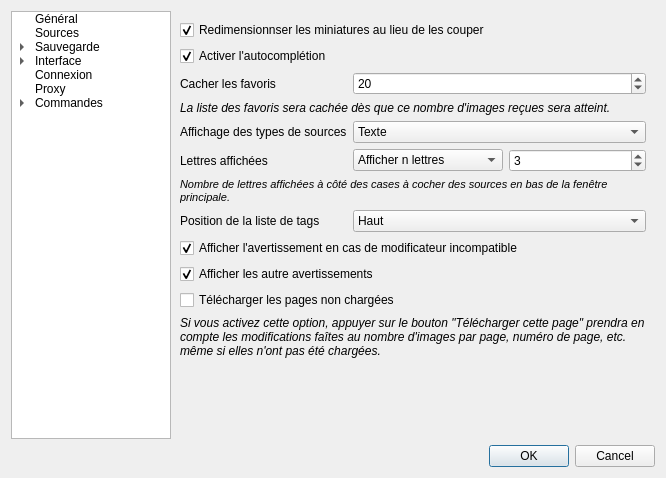
The window that ui/optionswindow.ui (XanderMld/imgbrd-grabber) describes before a commit, drawn with Qt 5.
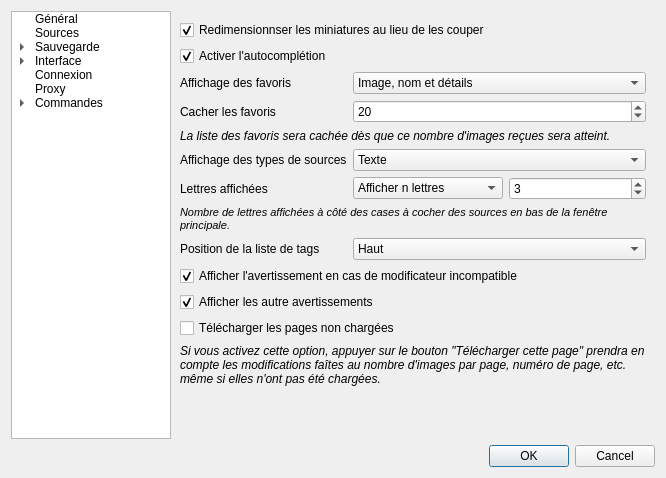
The same window after the commit. The open tabs and pages were chosen to show the change. Icons and pictures are not drawn.

Commit message: * Russian translation * Favorites tab * MD5 fixed placeholder * Fixed danbooru wrong links to full size images * Fixed settings not displaying correctly tag options * Removed "Favorites > Add" button from context menu when no tag is entered * Removed useless methods from mainWindow

Patch:
```diff
--- a/ui/optionswindow.ui
+++ b/ui/optionswindow.ui
@@ -1178,14 +1178,14 @@
            </property>
           </widget>
          </item>
-         <item row="2" column="0">
+         <item row="3" column="0">
           <widget class="QLabel" name="label_39">
            <property name="text">
             <string>Cacher les favoris</string>
            </property>
           </widget>
          </item>
-         <item row="2" column="1">
+         <item row="3" column="1">
           <widget class="QSpinBox" name="spinHideFavorites">
            <property name="maximum">
             <number>1000</number>
@@ -1195,7 +1195,7 @@
            </property>
           </widget>
          </item>
-         <item row="3" column="0" colspan="2">
+         <item row="4" column="0" colspan="2">
           <widget class="QLabel" name="label_40">
            <property name="text">
             <string>&lt;i&gt;La liste des favoris sera cachée dès que ce nombre d'images reçues sera atteint.&lt;/i&gt;</string>
@@ -1205,14 +1205,14 @@
            </property>
           </widget>
          </item>
-         <item row="4" column="0">
+         <item row="5" column="0">
           <widget class="QLabel" name="label_41">
            <property name="text">
             <string>Affichage des types de sources</string>
            </property>
           </widget>
          </item>
-         <item row="4" column="1">
+         <item row="5" column="1">
           <widget class="QComboBox" name="comboSources">
            <item>
             <property name="text">
@@ -1236,14 +1236,14 @@
            </item>
           </widget>
          </item>
-         <item row="5" column="0">
+         <item row="6" column="0">
           <widget class="QLabel" name="label_42">
            <property name="text">
             <string>Lettres affichées</string>
            </property>
           </widget>
          </item>
-         <item row="5" column="1">
+         <item row="6" column="1">
           <layout class="QHBoxLayout" name="horizontalLayout_9">
            <item>
             <widget class="QComboBox" name="comboSourcesLetters">
@@ -1279,7 +1279,7 @@
            </item>
           </layout>
          </item>
-         <item row="6" column="0" colspan="2">
+         <item row="7" column="0" colspan="2">
           <widget class="QLabel" name="label_43">
            <property name="text">
             <string>&lt;!DOCTYPE HTML PUBLIC &quot;-//W3C//DTD HTML 4.0//EN&quot; &quot;http://www.w3.org/TR/REC-html40/strict.dtd&quot;&gt;
@@ -1293,14 +1293,14 @@
            </property>
           </widget>
          </item>
-         <item row="7" column="0">
+         <item row="8" column="0">
           <widget class="QLabel" name="label_44">
            <property name="text">
             <string>Position de la liste de tags</string>
            </property>
           </widget>
          </item>
-         <item row="7" column="1">
+         <item row="8" column="1">
           <widget class="QComboBox" name="comboTagsposition">
            <item>
             <property name="text">
@@ -1319,7 +1319,7 @@
            </item>
           </widget>
          </item>
-         <item row="8" column="0" colspan="2">
+         <item row="9" column="0" colspan="2">
           <widget class="QCheckBox" name="checkShowTagWarning">
            <property name="text">
             <string>Afficher l'avertissement en cas de modificateur incompatible</string>
@@ -1329,7 +1329,7 @@
            </property>
           </widget>
          </item>
-         <item row="9" column="0" colspan="2">
+         <item row="10" column="0" colspan="2">
           <widget class="QCheckBox" name="checkShowWarnings">
            <property name="text">
             <string>Afficher les autre avertissements</string>
@@ -1339,14 +1339,14 @@
            </property>
           </widget>
          </item>
-         <item row="10" column="0" colspan="2">
+         <item row="11" column="0" colspan="2">
           <widget class="QCheckBox" name="checkGetUnloadedPages">
            <property name="text">
             <string>Télécharger les pages non chargées</string>
            </property>
           </widget>
          </item>
-         <item row="11" column="0" colspan="2">
+         <item row="12" column="0" colspan="2">
           <widget class="QLabel" name="label_66">
            <property name="text">
             <string>&lt;i&gt;Si vous activez cette option, appuyer sur le bouton &quot;Télécharger cette page&quot; prendra en compte les modifications faîtes au nombre d'images par page, numéro de page, etc. même si elles n'ont pas été chargées.</string>
@@ -1356,6 +1356,52 @@
            </property>
           </widget>
          </item>
+         <item row="2" column="1">
+          <widget class="QComboBox" name="comboFavoritesDisplay">
+           <item>
+            <property name="text">
+             <string>Image, nom et détails</string>
+            </property>
+           </item>
+           <item>
+            <property name="text">
+             <string>Image et nom</string>
+            </property>
+           </item>
+           <item>
+            <property name="text">
+             <string>Image et détails</string>
+            </property>
+           </item>
+           <item>
+            <property name="text">
+             <string>Nom et détails</string>
+            </property>
+           </item>
+           <item>
+            <property name="text">
+             <string>Image seulement</string>
+            </property>
+           </item>
+           <item>
+            <property name="text">
+             <string>Nom seulement</string>
+            </property>
+           </item>
+           <item>
+            <property name="text">
+             <string>Détails seulement</string>
+            </property>
+           </item>
+          </widget>
+         </item>
+         <item row="2" column="0">
+          <widget class="QLabel" name="label_26">
+           <property name="text">
+            <string>Affichage des favoris</string>
+           </property>
+          </widget>
+         </item>
         </layout>
        </widget>
        <widget class="QWidget" name="page12">
```
Left out of the diff: 38 changed lines with no effect on the pictures. The commit also changes 28 other files.
